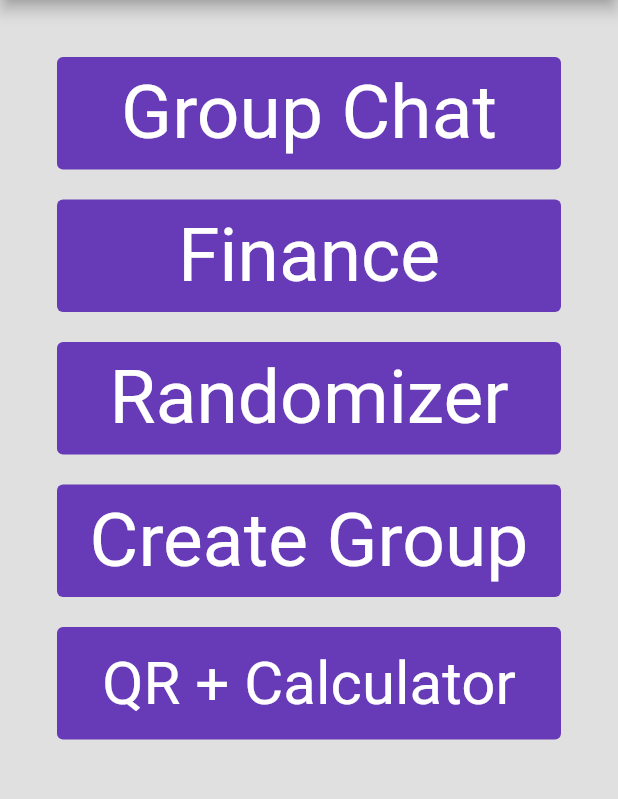
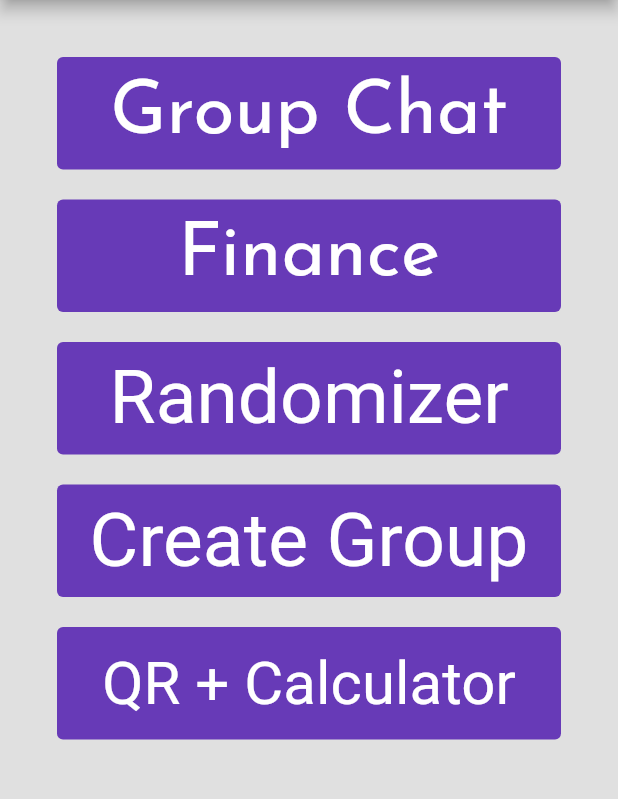
Before and after one commit to shanecalebz/GeTogether, a Flutter app: the GroupFeatureScreen screen opened directly, on a phone screen of 412 x 824 dp, the part 84-883 px from its top. Run offline on Flutter 3.47's test engine with Material 2 defaults, Android fonts, the phone set to English and light mode, and no system bars; our stand-ins replace cloud_firestore, firebase_auth, firebase_core, firebase_storage, flutter_fortune_wheel, flutter_rating_bar and 5 more; missing offline and left inert: google_place, qr_code_scanner; accounts and stored records are empty.

Commit message:
Added JosefinSans font; testing on groupfeature page

```diff
--- a/lib/group_chats/group_features.dart
+++ b/lib/group_chats/group_features.dart
@@ -78,7 +78,7 @@ class _GroupFeatureScreenState extends State<GroupFeatureScreen> {
                 ),
               child: Text('Group Chat'),
               style: TextButton.styleFrom(
-                  textStyle: TextStyle(fontSize: 50),
+                  textStyle: TextStyle(fontSize: 50, fontFamily: 'JosefinSans'),
                   primary: Colors.white,
                   backgroundColor: Colors.deepPurple),
                       ),
@@ -95,7 +95,7 @@ class _GroupFeatureScreenState extends State<GroupFeatureScreen> {
                 },
                 child: Text('Finance'),
                 style: TextButton.styleFrom(
-                    textStyle: TextStyle(fontSize: 50),
+                    textStyle: TextStyle(fontSize: 50,fontFamily: 'JosefinSans'),
                     primary: Colors.white,
                     backgroundColor: Colors.deepPurple),
                     ),
```
Also changed, not shown: assets/fonts/Oswald-VariableFont_wght.ttf (deleted).
